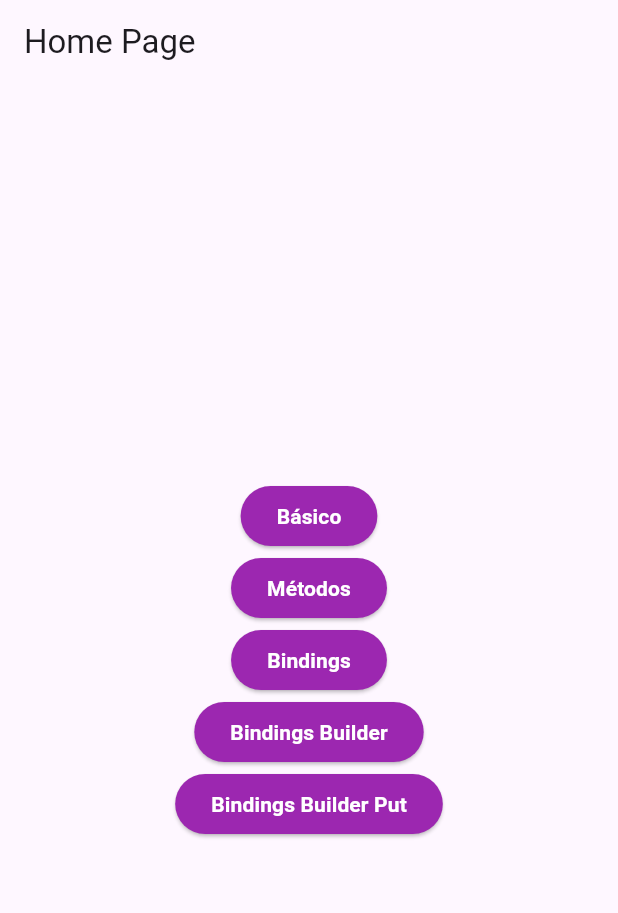
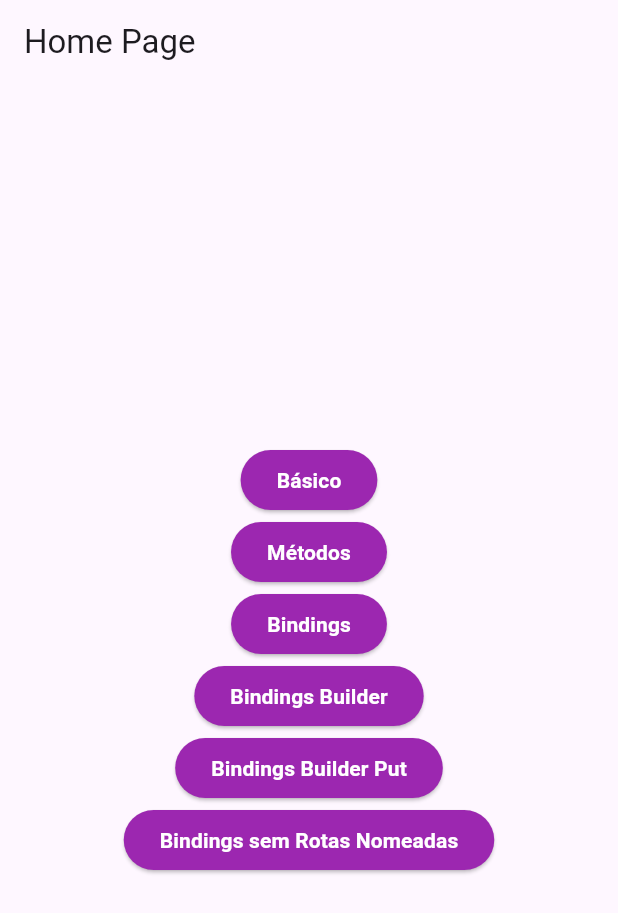
Before and after one commit to victorapc/get_dependencias, a Flutter app: the screen it shows after launch, on a phone screen of 412 x 824 dp. Shown: the top 913 px of the screen. Run offline on Flutter 3.47's test engine with Material 2 defaults, Android fonts, the phone set to English and light mode, and no system bars; our stand-ins replace get, shared_preferences.

Commit message:
Get dependencias bindings sem rota nomeada.

```diff
--- a/lib/pages/home_page.dart
+++ b/lib/pages/home_page.dart
@@ -1,5 +1,8 @@
 import 'package:flutter/material.dart';
+import 'package:get/get.dart';
 import 'package:get_dependencias/core/widgets/elevated_button_custom.dart';
+import 'package:get_dependencias/pages/bindings/bindings_controller.dart';
+import 'package:get_dependencias/pages/bindings/home_bindings_page.dart';
 
 class HomePage extends StatelessWidget {
   const HomePage({super.key});
@@ -44,6 +47,14 @@ class HomePage extends StatelessWidget {
               },
               text: 'Bindings Builder Put',
             ),
+            ElevatedButtonCustom(
+              onPressed: () {
+                Get.to(const HomeBindingsPage(),
+                    binding: BindingsBuilder.put(() => BindingsController(
+                        nome: 'Inicializado pelo binding sem rota nomeada.')));
+              },
+              text: 'Bindings sem Rotas Nomeadas',
+            ),
           ],
         ),
       ),
```
